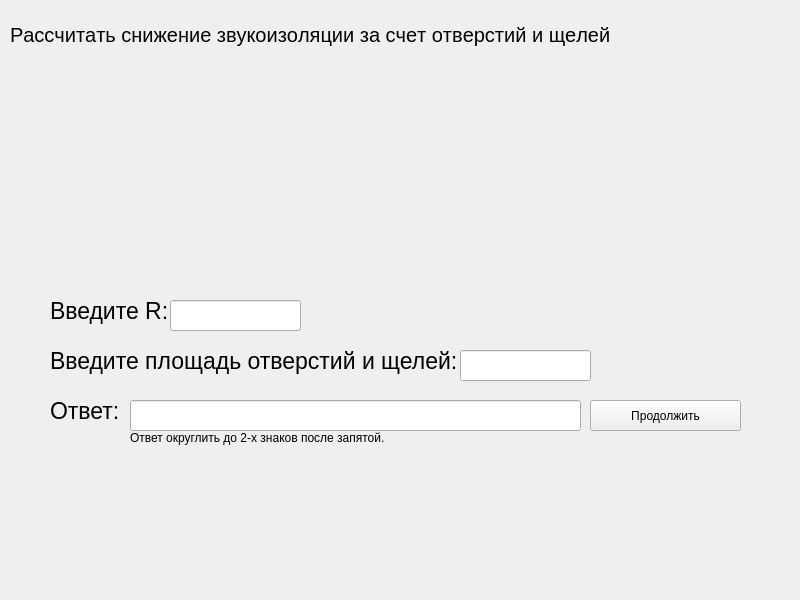
vladserv/new-bgd, file ui/SecondTask/threeSlide.ui: the form before one commit.
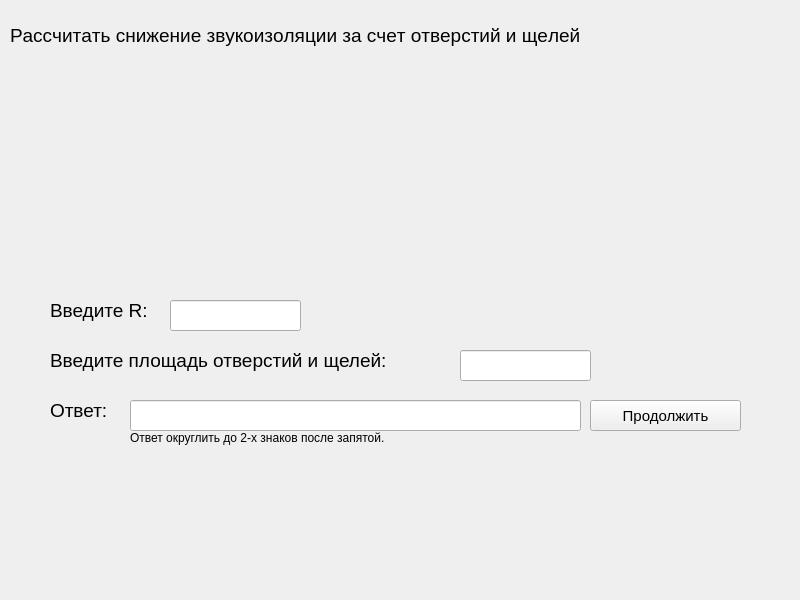
The form after the commit. Icons and pictures are not drawn.

```diff
--- a/ui/SecondTask/threeSlide.ui
+++ b/ui/SecondTask/threeSlide.ui
@@ -25,7 +25,7 @@
     </property>
     <property name="font">
      <font>
-      <pointsize>17</pointsize>
+      <pointsize>14</pointsize>
      </font>
     </property>
     <property name="text">
@@ -72,6 +72,11 @@
       <height>31</height>
      </rect>
     </property>
+    <property name="font">
+     <font>
+      <pointsize>11</pointsize>
+     </font>
+    </property>
     <property name="text">
      <string>Продолжить</string>
     </property>
@@ -106,7 +111,8 @@
     </property>
     <property name="font">
      <font>
-      <pointsize>15</pointsize>
+      <pointsize>14</pointsize>
+      <weight>50</weight>
       <bold>false</bold>
       <kerning>false</kerning>
      </font>
@@ -141,7 +147,7 @@
     </property>
     <property name="font">
      <font>
-      <pointsize>17</pointsize>
+      <pointsize>14</pointsize>
      </font>
     </property>
     <property name="text">
@@ -174,7 +180,7 @@
     </property>
     <property name="font">
      <font>
-      <pointsize>17</pointsize>
+      <pointsize>14</pointsize>
      </font>
     </property>
     <property name="text">
```
Left out of the diff: 6 changed lines with no effect on the pictures.
